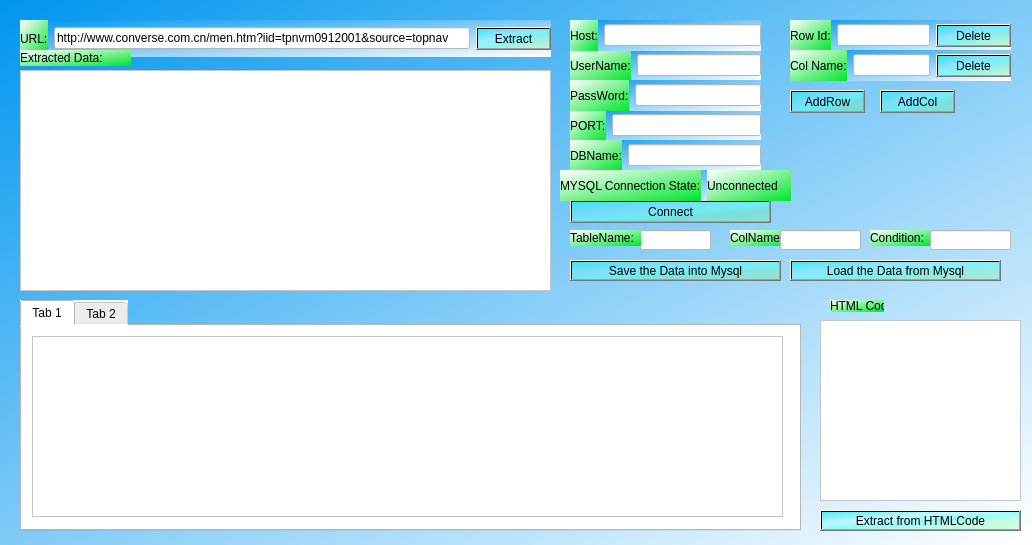
WebCatch/WebCatch-PythonVersion-, file NewWindow.ui: the form before one commit.
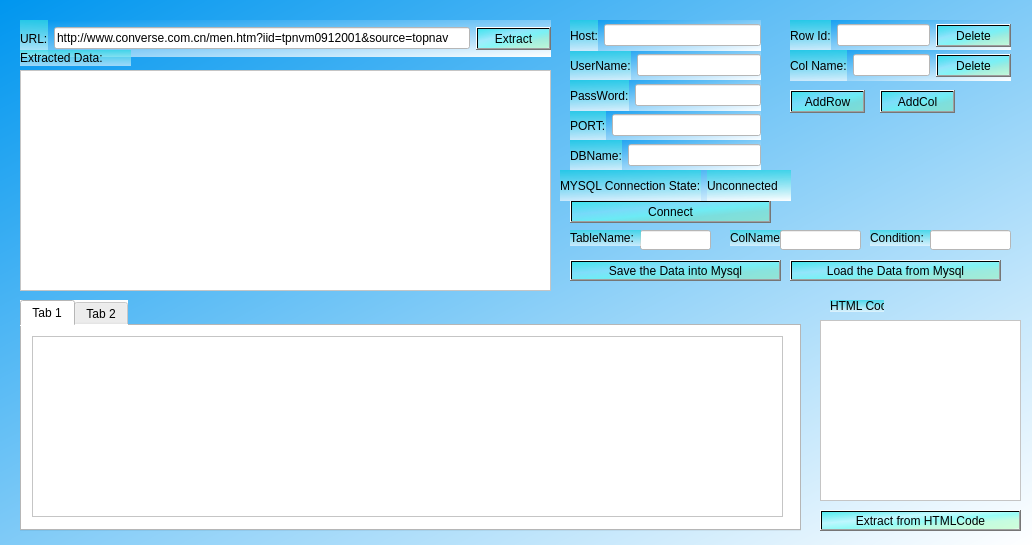
The form after the commit. Icons and pictures are not drawn.

Diff of the .ui file:
```diff
--- a/NewWindow.ui
+++ b/NewWindow.ui
@@ -33,7 +33,7 @@
     <item>
      <widget class="QLabel" name="label">
       <property name="styleSheet">
-       <string notr="true">background-color: qlineargradient(spread:pad, x1:1, y1:1, x2:0.00568182, y2:0, stop:0 rgba(0, 229, 44, 255), stop:1 rgba(255, 255, 255, 255));</string>
+       <string notr="true">background-color: qlineargradient(spread:pad, x1:0.511, y1:1, x2:0.54, y2:0, stop:0 rgba(255, 255, 255, 147), stop:1 rgba(48, 214, 229, 196));</string>
       </property>
       <property name="text">
        <string>URL:</string>
@@ -89,7 +89,7 @@
     <item>
      <widget class="QLabel" name="label_7">
       <property name="styleSheet">
-       <string notr="true">background-color: qlineargradient(spread:pad, x1:1, y1:1, x2:0.00568182, y2:0, stop:0 rgba(0, 229, 44, 255), stop:1 rgba(255, 255, 255, 255));</string>
+       <string notr="true">background-color: qlineargradient(spread:pad, x1:0.511, y1:1, x2:0.54, y2:0, stop:0 rgba(255, 255, 255, 147), stop:1 rgba(48, 214, 229, 196));</string>
       </property>
       <property name="text">
        <string>PORT:</string>
@@ -121,7 +121,7 @@
     <item>
      <widget class="QLabel" name="label_4">
       <property name="styleSheet">
-       <string notr="true">background-color: qlineargradient(spread:pad, x1:1, y1:1, x2:0.00568182, y2:0, stop:0 rgba(0, 229, 44, 255), stop:1 rgba(255, 255, 255, 255));</string>
+       <string notr="true">background-color: qlineargradient(spread:pad, x1:0.511, y1:1, x2:0.54, y2:0, stop:0 rgba(255, 255, 255, 147), stop:1 rgba(48, 214, 229, 196));</string>
       </property>
       <property name="text">
        <string>UserName:</string>
@@ -153,7 +153,7 @@
     <item>
      <widget class="QLabel" name="label_5">
       <property name="styleSheet">
-       <string notr="true">background-color: qlineargradient(spread:pad, x1:1, y1:1, x2:0.00568182, y2:0, stop:0 rgba(0, 229, 44, 255), stop:1 rgba(255, 255, 255, 255));</string>
+       <string notr="true">background-color: qlineargradient(spread:pad, x1:0.511, y1:1, x2:0.54, y2:0, stop:0 rgba(255, 255, 255, 147), stop:1 rgba(48, 214, 229, 196));</string>
       </property>
       <property name="text">
        <string>PassWord:</string>
@@ -185,7 +185,7 @@
     <item>
      <widget class="QLabel" name="label_6">
       <property name="styleSheet">
-       <string notr="true">background-color: qlineargradient(spread:pad, x1:1, y1:1, x2:0.00568182, y2:0, stop:0 rgba(0, 229, 44, 255), stop:1 rgba(255, 255, 255, 255));</string>
+       <string notr="true">background-color: qlineargradient(spread:pad, x1:0.511, y1:1, x2:0.54, y2:0, stop:0 rgba(255, 255, 255, 147), stop:1 rgba(48, 214, 229, 196));</string>
       </property>
       <property name="text">
        <string>DBName:</string>
@@ -217,7 +217,7 @@
     <item>
      <widget class="QLabel" name="label_3">
       <property name="styleSheet">
-       <string notr="true">background-color: qlineargradient(spread:pad, x1:1, y1:1, x2:0.00568182, y2:0, stop:0 rgba(0, 229, 44, 255), stop:1 rgba(255, 255, 255, 255));</string>
+       <string notr="true">background-color: qlineargradient(spread:pad, x1:0.511, y1:1, x2:0.54, y2:0, stop:0 rgba(255, 255, 255, 147), stop:1 rgba(48, 214, 229, 196));</string>
       </property>
       <property name="text">
        <string>Host:</string>
@@ -281,7 +281,7 @@
     <item>
      <widget class="QLabel" name="label_8">
       <property name="styleSheet">
-       <string notr="true">background-color: qlineargradient(spread:pad, x1:1, y1:1, x2:0.00568182, y2:0, stop:0 rgba(0, 229, 44, 255), stop:1 rgba(255, 255, 255, 255));</string>
+       <string notr="true">background-color: qlineargradient(spread:pad, x1:0.511, y1:1, x2:0.54, y2:0, stop:0 rgba(255, 255, 255, 147), stop:1 rgba(48, 214, 229, 196));</string>
       </property>
       <property name="text">
        <string>MYSQL Connection State:</string>
@@ -291,7 +291,7 @@
     <item>
      <widget class="QLabel" name="lbState">
       <property name="styleSheet">
-       <string notr="true">background-color: qlineargradient(spread:pad, x1:1, y1:1, x2:0.00568182, y2:0, stop:0 rgba(0, 229, 44, 255), stop:1 rgba(255, 255, 255, 255));</string>
+       <string notr="true">background-color: qlineargradient(spread:pad, x1:0.511, y1:1, x2:0.54, y2:0, stop:0 rgba(255, 255, 255, 147), stop:1 rgba(48, 214, 229, 196));</string>
       </property>
       <property name="text">
        <string>Unconnected</string>
@@ -310,7 +310,7 @@
     </rect>
    </property>
    <property name="styleSheet">
-    <string notr="true">background-color: qlineargradient(spread:pad, x1:1, y1:1, x2:0.00568182, y2:0, stop:0 rgba(0, 229, 44, 255), stop:1 rgba(255, 255, 255, 255));</string>
+    <string notr="true">background-color: qlineargradient(spread:pad, x1:0.511, y1:1, x2:0.54, y2:0, stop:0 rgba(255, 255, 255, 147), stop:1 rgba(48, 214, 229, 196));</string>
    </property>
    <property name="text">
     <string>Extracted Data:</string>
@@ -339,7 +339,7 @@
     </rect>
    </property>
    <property name="styleSheet">
-    <string notr="true">background-color: qlineargradient(spread:pad, x1:1, y1:1, x2:0.00568182, y2:0, stop:0 rgba(0, 229, 44, 255), stop:1 rgba(255, 255, 255, 255));</string>
+    <string notr="true">background-color: qlineargradient(spread:pad, x1:0.511, y1:1, x2:0.54, y2:0, stop:0 rgba(255, 255, 255, 147), stop:1 rgba(48, 214, 229, 196));</string>
    </property>
    <property name="text">
     <string>TableName:</string>
@@ -398,7 +398,7 @@
     <item>
      <widget class="QLabel" name="label_9">
       <property name="styleSheet">
-       <string notr="true">background-color: qlineargradient(spread:pad, x1:1, y1:1, x2:0.00568182, y2:0, stop:0 rgba(0, 229, 44, 255), stop:1 rgba(255, 255, 255, 255));</string>
+       <string notr="true">background-color: qlineargradient(spread:pad, x1:0.511, y1:1, x2:0.54, y2:0, stop:0 rgba(255, 255, 255, 147), stop:1 rgba(48, 214, 229, 196));</string>
       </property>
       <property name="text">
        <string>Row Id:</string>
@@ -437,7 +437,7 @@
     <item>
      <widget class="QLabel" name="label_12">
       <property name="styleSheet">
-       <string notr="true">background-color: qlineargradient(spread:pad, x1:1, y1:1, x2:0.00568182, y2:0, stop:0 rgba(0, 229, 44, 255), stop:1 rgba(255, 255, 255, 255));</string>
+       <string notr="true">background-color: qlineargradient(spread:pad, x1:0.511, y1:1, x2:0.54, y2:0, stop:0 rgba(255, 255, 255, 147), stop:1 rgba(48, 214, 229, 196));</string>
       </property>
       <property name="text">
        <string>Col Name:</string>
@@ -521,7 +521,7 @@
     </rect>
    </property>
    <property name="styleSheet">
-    <string notr="true">background-color: qlineargradient(spread:pad, x1:1, y1:1, x2:0.00568182, y2:0, stop:0 rgba(0, 229, 44, 255), stop:1 rgba(255, 255, 255, 255));</string>
+    <string notr="true">background-color: qlineargradient(spread:pad, x1:0.511, y1:1, x2:0.54, y2:0, stop:0 rgba(255, 255, 255, 147), stop:1 rgba(48, 214, 229, 196));</string>
    </property>
    <property name="text">
     <string>ColNames:</string>
@@ -550,7 +550,7 @@
     </rect>
    </property>
    <property name="styleSheet">
-    <string notr="true">background-color: qlineargradient(spread:pad, x1:1, y1:1, x2:0.00568182, y2:0, stop:0 rgba(0, 229, 44, 255), stop:1 rgba(255, 255, 255, 255));</string>
+    <string notr="true">background-color: qlineargradient(spread:pad, x1:0.511, y1:1, x2:0.54, y2:0, stop:0 rgba(255, 255, 255, 147), stop:1 rgba(48, 214, 229, 196));</string>
    </property>
    <property name="text">
     <string>Condition:</string>
@@ -592,7 +592,7 @@
     </rect>
    </property>
    <property name="styleSheet">
-    <string notr="true">background-color: qlineargradient(spread:pad, x1:1, y1:1, x2:0.00568182, y2:0, stop:0 rgba(0, 229, 44, 255), stop:1 rgba(255, 255, 255, 255));</string>
+    <string notr="true">background-color: qlineargradient(spread:pad, x1:0.511, y1:1, x2:0.54, y2:0, stop:0 rgba(255, 255, 255, 147), stop:1 rgba(48, 214, 229, 196));</string>
    </property>
    <property name="text">
     <string>HTML Code:</string>
```
